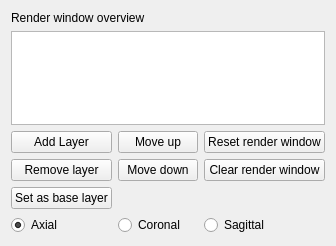
First picture: the form in Modules/RenderWindowManagerUI/src/QmitkRenderWindowManipulatorWidget.ui, repository MITK/MITK, before the edit.
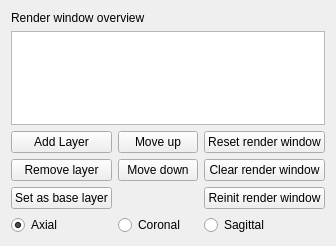
Second picture: the form after the edit.

Commit message: T23763: Add button to the render window view to reinitialize the active render window

What changed in the file:
```diff
--- a/Modules/RenderWindowManagerUI/src/QmitkRenderWindowManipulatorWidget.ui
+++ b/Modules/RenderWindowManagerUI/src/QmitkRenderWindowManipulatorWidget.ui
@@ -87,6 +87,13 @@
        </property>
       </widget>
      </item>
+	 <item row="2" column="2">
+      <widget class="QPushButton" name="pushButtonReinitRenderer">
+       <property name="text">
+        <string>Reinit render window</string>
+       </property>
+      </widget>
+     </item>
      <item row="3" column="0">
       <widget class="QRadioButton" name="radioButtonAxial">
        <property name="text">
```
Lines whose indentation alone changed are shown as unchanged. The commit also changes 4 other files.
